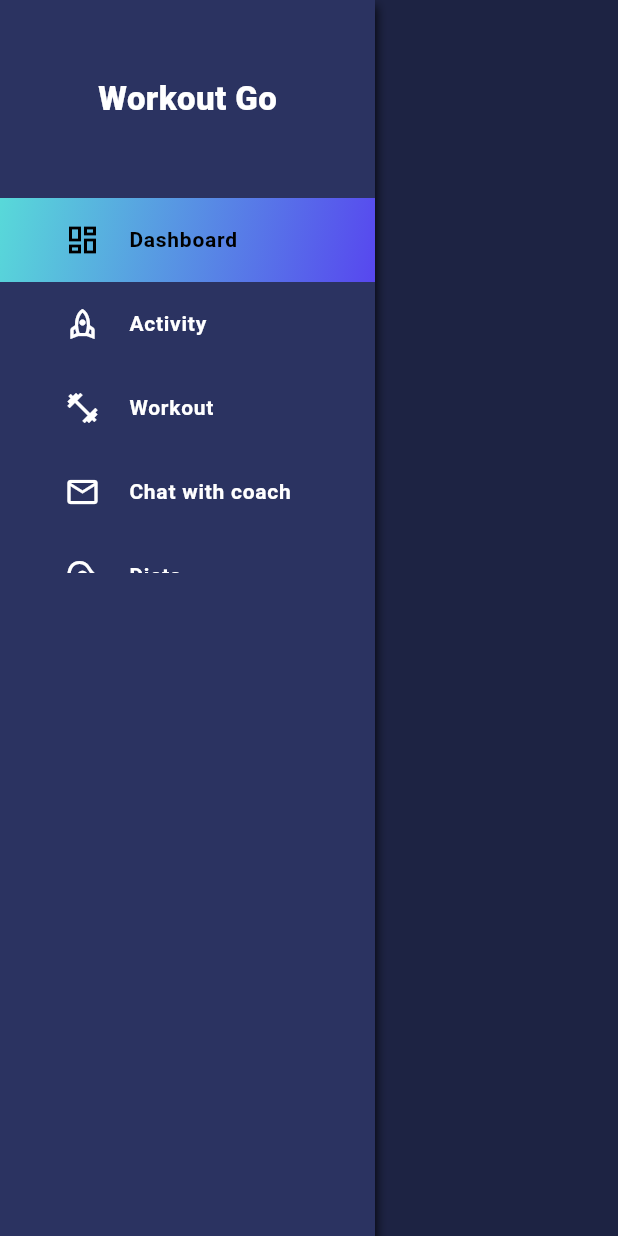
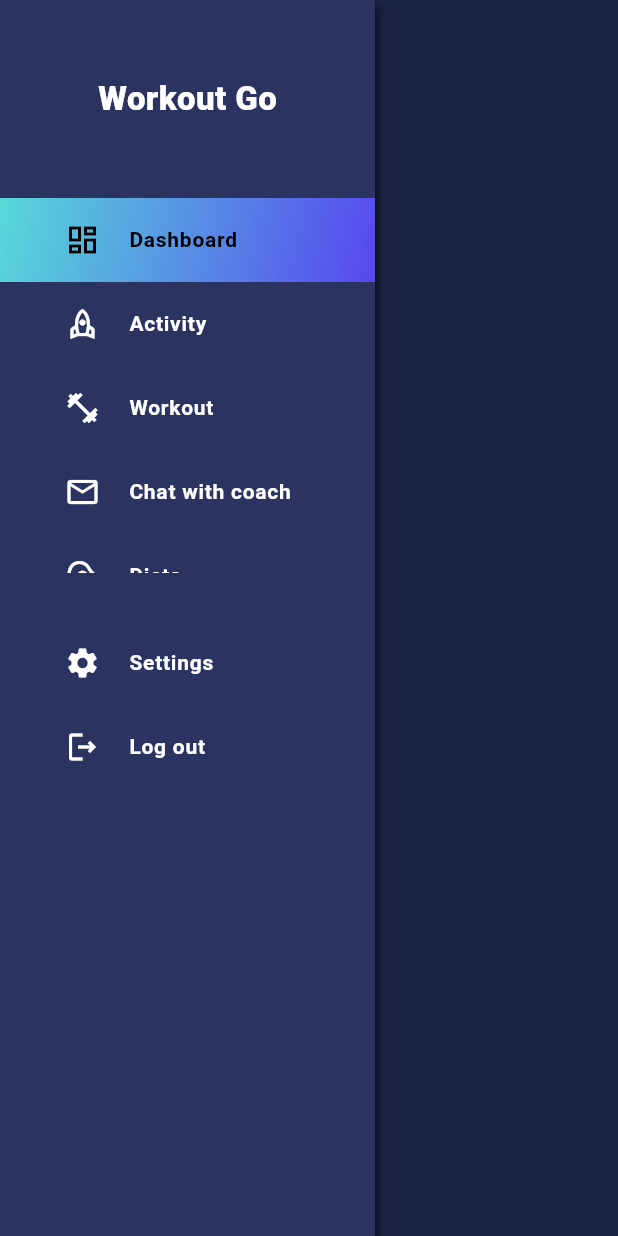
Before and after one commit to idrys/myapp_dashboard, a Flutter app: the screen it shows after launch, on a phone screen of 412 x 824 dp. Run offline on Flutter 3.47's test engine with Material 3 defaults, Android fonts, the phone set to English and light mode, and no system bars; our stand-ins replace google_fonts; Roboto replaces fonts that are missing (Ubuntu).

Commit message:
Podzial na widgety w osobnych plikach

```diff
--- /dev/null
+++ b/lib/screen/list_title1.dart
@@ -0,0 +1,66 @@
+import 'package:flutter/material.dart';
+import 'package:dashboard_workout/models/main_side.dart';
+import 'package:dashboard_workout/constants.dart';
+import 'package:google_fonts/google_fonts.dart';
+
+class ListTitle1 extends StatefulWidget {
+  const ListTitle1({super.key, required this.index, required this.mainSide});
+
+  final int index;
+  final MainSide mainSide;
+
+  @override
+  State<ListTitle1> createState() => _ListTitle1State();
+}
+
+class _ListTitle1State extends State<ListTitle1> {
+  int _selectIndex = 0;
+  @override
+  Widget build(BuildContext context) {
+    return Container(
+      decoration: BoxDecoration(
+        color: _selectIndex == widget.index
+            ? const Color(0xffcceddd)
+            : Colors.transparent,
+        gradient: const LinearGradient(
+          colors: [
+            Color(0xff58d9d9),
+            Color(0xff5747ef),
+          ],
+          begin: Alignment.topLeft,
+          end: Alignment.bottomRight,
+        ),
+        //borderRadius: BorderRadius.circular(10),
+      ),
+      child: ListTile(
+        hoverColor: const Color(0x00ffcced),
+        onTap: () {
+          setState(() {
+            _selectIndex = widget.mainSide.index;
+          });
+        },
+        leading: Padding(
+          padding: const EdgeInsets.only(
+            left: defaultPadding * 1.5,
+          ),
+          child: SizedBox(
+            height: 30,
+            width: 30,
+            child: Icon(
+              widget.mainSide.icon,
+              color: _selectIndex == widget.index ? Colors.black : Colors.white,
+            ),
+          ),
+        ),
+        title: Text(
+          widget.mainSide.title,
+          style: GoogleFonts.ubuntu(
+            fontSize: 14,
+            fontWeight: FontWeight.w600,
+            color: _selectIndex == widget.index ? Colors.black : Colors.white,
+          ),
+        ),
+      ),
+    );
+  }
+}
--- /dev/null
+++ b/lib/screen/list_title2.dart
@@ -0,0 +1,70 @@
+import 'package:dashboard_workout/models/main_side_setting.dart';
+import 'package:flutter/material.dart';
+import 'package:google_fonts/google_fonts.dart';
+import 'package:dashboard_workout/constants.dart';
+
+class ListTitle2 extends StatefulWidget {
+  const ListTitle2(
+      {super.key, required this.index, required this.mainSideSetting});
+
+  final int index;
+  final MainSideSetting mainSideSetting;
+
+  @override
+  State<ListTitle2> createState() => _ListTitle2State();
+}
+
+class _ListTitle2State extends State<ListTitle2> {
+  int _selectIndex = 0;
+  @override
+  Widget build(BuildContext context) {
+    return Container(
+      decoration: BoxDecoration(
+        color: _selectIndex == widget.index + 5
+            ? const Color(0xffcceddd)
+            : Colors.transparent,
+        gradient: const LinearGradient(
+          colors: [
+            Color(0xff58d9d9),
+            Color(0xff5747ef),
+          ],
+          begin: Alignment.topLeft,
+          end: Alignment.bottomRight,
+        ),
+        //borderRadius: BorderRadius.circular(10),
+      ),
+      child: ListTile(
+        hoverColor: const Color(0x00ffcced),
+        onTap: () {
+          setState(() {
+            _selectIndex = widget.mainSideSetting.index;
+          });
+        },
+        leading: Padding(
+          padding: const EdgeInsets.only(
+            left: defaultPadding * 1.5,
+          ),
+          child: SizedBox(
+            height: 30,
+            width: 30,
+            child: Icon(
+              widget.mainSideSetting.icon,
+              color: _selectIndex == widget.index + 5
+                  ? Colors.black
+                  : Colors.white,
+            ),
+          ),
+        ),
+        title: Text(
+          widget.mainSideSetting.title,
+          style: GoogleFonts.ubuntu(
+            fontSize: 14,
+            fontWeight: FontWeight.w600,
+            color:
+                _selectIndex == widget.index + 5 ? Colors.black : Colors.white,
+          ),
+        ),
+      ),
+    );
+  }
+}
--- a/lib/screen/main_screen.dart
+++ b/lib/screen/main_screen.dart
@@ -1,7 +1,6 @@
-import 'package:dashboard_workout/constants.dart';
-import 'package:dashboard_workout/models/main_side.dart';
+import 'package:dashboard_workout/screen/side_main.dart';
 import 'package:flutter/material.dart';
-import 'package:google_fonts/google_fonts.dart';
+
 
 class MainScreen extends StatefulWidget {
   const MainScreen({super.key});
@@ -11,56 +10,13 @@ class MainScreen extends StatefulWidget {
 }
 
 class _MainScreenState extends State<MainScreen> {
-  int _selectIndex = 0;
+  //int _selectIndex = 0;
   @override
   Widget build(BuildContext context) {
     return Scaffold(
         body: Row(
       children: [
-        SizedBox(
-          width: 250,
-          // Cień bocznego menu
-          child: Container(
-            decoration: const BoxDecoration(
-              color: primaryColor,
-              boxShadow: [
-                BoxShadow(
-                  color: Colors.black87,
-                  spreadRadius: 1,
-                  blurRadius: 5,
-                  offset: Offset(0, 5),
-                ),
-              ],
-            ),
-            child: Column(
-              children: [
-                const SizedBox(
-                  height: 50,
-                ),
-                SizedBox(
-                  height: 50,
-                  child: Text(
-                    'Workout Go',
-                    style: GoogleFonts.ubuntu(
-                      fontSize: 22,
-                      fontWeight: FontWeight.w800,
-                      color: Colors.white,
-                    ),
-                  ),
-                ),
-                const SizedBox(height: defaultPadding * 2),
-                SizedBox(
-                  height: 250,
-                  child: ListView.builder(
-                      itemCount: demoMainSide.length,
-                      itemBuilder: (context, index) {
-                        return listTitle1(index, demoMainSide[index]);
-                      }),
-                ),
-              ],
-            ),
-          ),
-        ),
+          const SideMain(),
         Expanded(
           flex: 1,
           child: Container(),
@@ -68,52 +24,4 @@ class _MainScreenState extends State<MainScreen> {
       ],
     ));
   }
-
-  Container listTitle1(int index, MainSide mainSide) {
-    return Container(
-      decoration: BoxDecoration(
-        color: _selectIndex == index
-            ? const Color(0xffcceddd)
-            : Colors.transparent,
-        gradient: const LinearGradient(
-          colors: [
-            Color(0xff58d9d9),
-            Color(0xff5747ef),
-          ],
-          begin: Alignment.topLeft,
-          end: Alignment.bottomRight,
-        ),
-        //borderRadius: BorderRadius.circular(10),
-      ),
-      child: ListTile(
-        hoverColor: const Color(0x00ffcced),
-        onTap: () {
-          setState(() {
-            _selectIndex = mainSide.index;
-          });
-        },
-        leading: Padding(
-          padding: const EdgeInsets.only(
-            left: defaultPadding * 1.5,
-          ),
-          child: SizedBox(
-            height: 30,
-            width: 30,
-            child: Icon(
-              mainSide.icon,
-              color: _selectIndex == index ? Colors.black : Colors.white,
-            ),
-          ),
-        ),
-        title: Text(
-          mainSide.title,
-          style: GoogleFonts.ubuntu(
-            fontSize: 14,
-            fontWeight: FontWeight.w600,
-            color: _selectIndex == index ? Colors.black : Colors.white,
-          ),
-        ),
-      ),
-    );
-  }
 }
--- /dev/null
+++ b/lib/screen/menu_lists.dart
@@ -0,0 +1,15 @@
+import 'package:flutter/material.dart';
+
+class MenuLists extends StatefulWidget {
+  const MenuLists({super.key});
+
+  @override
+  State<MenuLists> createState() => _MenuListsState();
+}
+
+class _MenuListsState extends State<MenuLists> {
+  @override
+  Widget build(BuildContext context) {
+    return const Placeholder();
+  }
+}
--- /dev/null
+++ b/lib/screen/side_main.dart
@@ -0,0 +1,77 @@
+import 'package:dashboard_workout/constants.dart';
+import 'package:dashboard_workout/models/main_side.dart';
+import 'package:dashboard_workout/models/main_side_setting.dart';
+import 'package:flutter/material.dart';
+import 'package:google_fonts/google_fonts.dart';
+import 'package:dashboard_workout/screen/list_title1.dart';
+import 'package:dashboard_workout/screen/list_title2.dart';
+
+class SideMain extends StatefulWidget {
+  const SideMain({super.key});
+
+  @override
+  State<SideMain> createState() => _SideMainState();
+}
+
+class _SideMainState extends State<SideMain> {
+  @override
+  Widget build(BuildContext context) {
+    return SizedBox(
+      width: 250,
+      // Cień bocznego menu
+      child: Container(
+        decoration: const BoxDecoration(
+          color: primaryColor,
+          boxShadow: [
+            BoxShadow(
+              color: Colors.black87,
+              spreadRadius: 1,
+              blurRadius: 5,
+              offset: Offset(0, 5),
+            ),
+          ],
+        ),
+        child: Column(
+          children: [
+            const SizedBox(
+              height: 50,
+            ),
+            SizedBox(
+              height: 50,
+              child: Text(
+                'Workout Go',
+                style: GoogleFonts.ubuntu(
+                  fontSize: 22,
+                  fontWeight: FontWeight.w800,
+                  color: Colors.white,
+                ),
+              ),
+            ),
+            const SizedBox(height: defaultPadding * 2),
+            SizedBox(
+              height: 250,
+              child: ListView.builder(
+                  itemCount: demoMainSide.length,
+                  itemBuilder: (context, index) {
+                    //return ListTitle1(index, demoMainSide[index]);
+                    return ListTitle1(
+                        index: index, mainSide: demoMainSide[index]);
+                  }),
+            ),
+            const SizedBox(height: defaultPadding * 2),
+            SizedBox(
+              height: 150,
+              child: ListView.builder(
+                  itemCount: demoMainSideSetting.length,
+                  itemBuilder: (context, index) {
+                    return ListTitle2(
+                        index: index,
+                        mainSideSetting: demoMainSideSetting[index]);
+                  }),
+            ),
+          ],
+        ),
+      ),
+    );
+  }
+}
```
